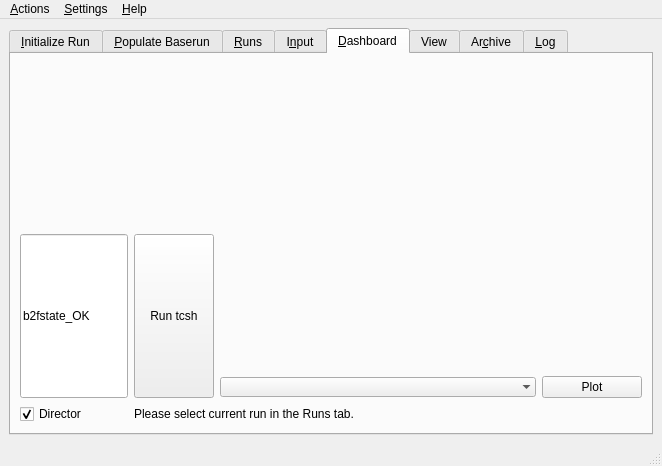
First picture: the form in src/gui/solps.ui, repository LeCAD-PEG/SOLPS-GUI, before the edit.
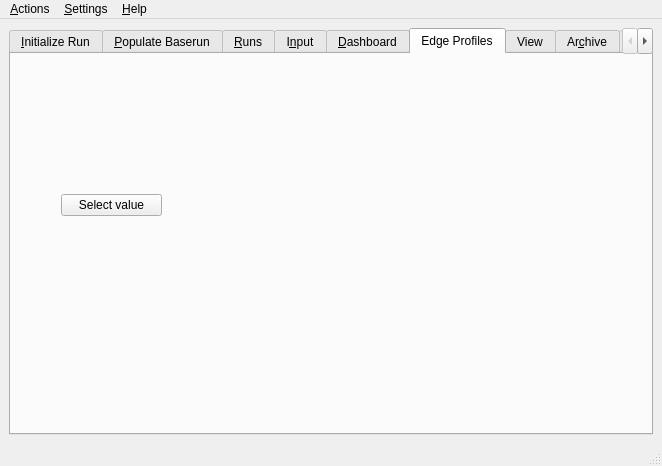
Second picture: the form after the edit. The open tabs and pages were chosen to show the change. Custom widgets are drawn as their Qt base class.

Commit message: Add edgfe profiles to GUI

Diff of the .ui file:
```diff
--- a/src/gui/solps.ui
+++ b/src/gui/solps.ui
@@ -553,6 +553,46 @@
        <zorder>label_7</zorder>
        <zorder>tcsh</zorder>
       </widget>
+      <widget class="QWidget" name="tab_19">
+       <attribute name="title">
+        <string>Edge Profiles</string>
+       </attribute>
+       <widget class="EdgeProfiles" name="edgeprofiles">
+        <property name="geometry">
+         <rect>
+          <x>230</x>
+          <y>20</y>
+          <width>381</width>
+          <height>341</height>
+         </rect>
+        </property>
+        <property name="toolTip">
+         <string>Draws various edge profiles from SOLPS</string>
+        </property>
+        <property name="whatsThis">
+         <string>This actor is part of SOLPS-ITER GUI</string>
+        </property>
+        <property name="pulse" stdset="0">
+         <string notr="true" comment="(shot, run, usename, database, backend)" extracomment="Tuple of IDS parameters">(130012, 2, &quot;public&quot;, &quot;ITER&quot;, 12)</string>
+        </property>
+        <property name="text" stdset="0">
+         <string>EdgeProfiles</string>
+        </property>
+       </widget>
+       <widget class="QPushButton" name="pushButton">
+        <property name="geometry">
+         <rect>
+          <x>50</x>
+          <y>140</y>
+          <width>101</width>
+          <height>22</height>
+         </rect>
+        </property>
+        <property name="text">
+         <string>Select value</string>
+        </property>
+       </widget>
+      </widget>
       <widget class="QWidget" name="tab_3">
        <attribute name="title">
         <string>View</string>
@@ -733,6 +773,17 @@
   </action>
  </widget>
  <customwidgets>
+  <customwidget>
+   <class>Director</class>
+   <extends>QCheckBox</extends>
+   <header>director</header>
+  </customwidget>
+  <customwidget>
+   <class>SolpsInput</class>
+   <extends>QTabWidget</extends>
+   <header>solpsinput</header>
+   <container>1</container>
+  </customwidget>
   <customwidget>
    <class>treeArchiveView</class>
    <extends>QTreeView</extends>
@@ -743,11 +794,6 @@
    <extends>QWidget</extends>
    <header>carre</header>
   </customwidget>
-  <customwidget>
-   <class>Director</class>
-   <extends>QCheckBox</extends>
-   <header>director</header>
-  </customwidget>
   <customwidget>
    <class>DivGeo</class>
    <extends>QWidget</extends>
@@ -784,12 +830,6 @@
    <extends>QTreeView</extends>
    <header>run_dir_view</header>
   </customwidget>
-  <customwidget>
-   <class>SolpsInput</class>
-   <extends>QTabWidget</extends>
-   <header>solpsinput</header>
-   <container>1</container>
-  </customwidget>
   <customwidget>
    <class>SolpsPlots</class>
    <extends>QComboBox</extends>
@@ -805,6 +845,11 @@
    <extends>QWidget</extends>
    <header>triang</header>
   </customwidget>
+  <customwidget>
+   <class>EdgeProfiles</class>
+   <extends>QWidget</extends>
+   <header>edgeprofiles</header>
+  </customwidget>
   <customwidget>
    <class>B2InputFiles</class>
    <extends>QWidget</extends>
```
Left out of the diff: 44 changed lines with no effect on the pictures. The commit also changes 1 other file.
